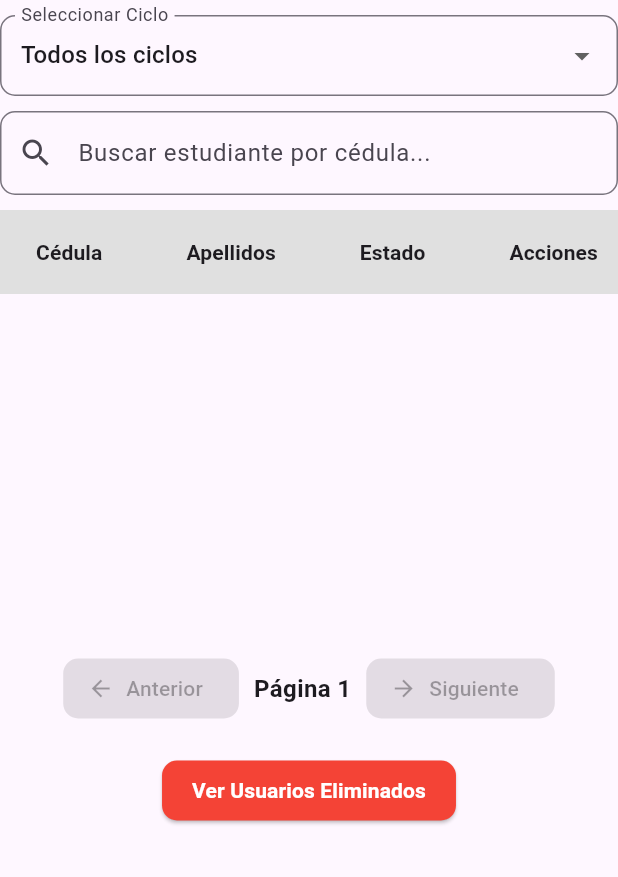
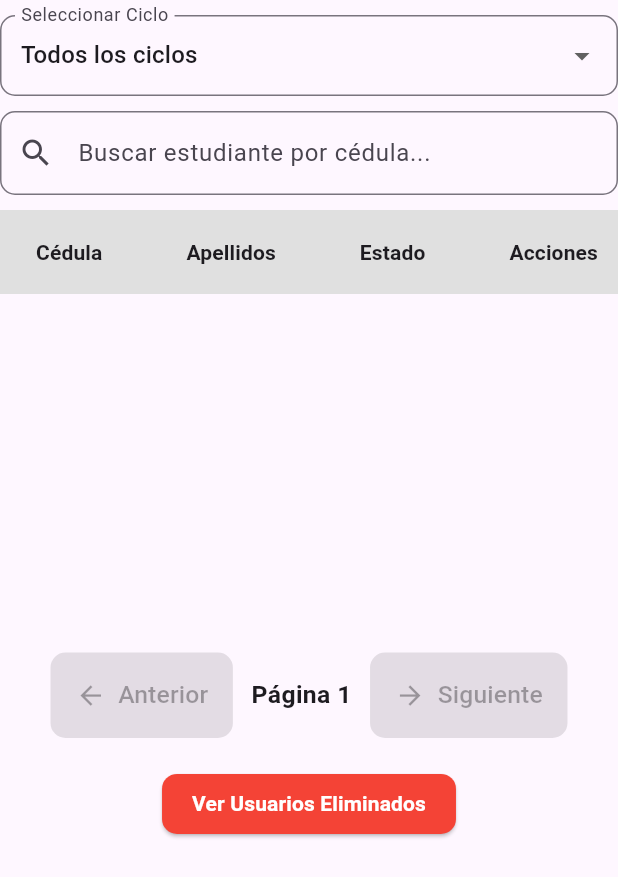
Before and after one commit to grmvera/unibe_flutter, a Flutter app: the UserTable widget shown alone on an empty page, opened directly with empty values, on a phone screen of 412 x 824 dp. Shown: the top 877 px of the screen. Run offline on Flutter 3.47's test engine with Material 3 defaults, Android fonts, the phone set to English and light mode, and no system bars; our stand-ins replace cloud_firestore, file_picker, firebase_auth, firebase_core, firebase_storage, image_picker and 1 more; missing offline and left inert: excel, qr_code_scanner; accounts and stored records are empty.

Commit message:
responsive en la lista y actualizar

```diff
--- a/lib/Widget/user_table.dart
+++ b/lib/Widget/user_table.dart
@@ -233,38 +233,72 @@ class _UserTableState extends State<UserTable> {
                     Row(
                       mainAxisAlignment: MainAxisAlignment.center,
                       children: [
+                        // Botón "Anterior"
                         ElevatedButton.icon(
                           onPressed: _currentPage > 0
                               ? () => setState(() => _currentPage--)
                               : null,
-                          icon: const Icon(Icons.arrow_back),
-                          label: const Text('Anterior'),
+                          icon: Icon(Icons.arrow_back,
+                              size: MediaQuery.of(context).size.width * 0.05),
+                          label: Text(
+                            'Anterior',
+                            style: TextStyle(
+                              fontSize: MediaQuery.of(context).size.width *
+                                  0.04, // Adaptación de texto
+                            ),
+                          ),
                           style: ElevatedButton.styleFrom(
                             backgroundColor: Colors.blue,
                             shape: RoundedRectangleBorder(
                               borderRadius: BorderRadius.circular(10),
                             ),
+                            padding: EdgeInsets.symmetric(
+                              vertical: MediaQuery.of(context).size.height *
+                                  0.02, // Altura responsive
+                              horizontal: MediaQuery.of(context).size.width *
+                                  0.04, // Anchura responsive
+                            ),
                           ),
                         ),
-                        const SizedBox(width: 10),
+                        SizedBox(
+                            width: MediaQuery.of(context).size.width *
+                                0.03), // Espaciado adaptable
+                        // Texto de la página actual
                         Text(
                           'Página ${_currentPage + 1}',
-                          style: const TextStyle(
+                          style: TextStyle(
                             fontWeight: FontWeight.bold,
-                            fontSize: 16,
+                            fontSize: MediaQuery.of(context).size.width *
+                                0.04, // Texto adaptable
                           ),
                         ),
-                        const SizedBox(width: 10),
+                        SizedBox(
+                            width: MediaQuery.of(context).size.width *
+                                0.03), // Espaciado adaptable
+                        // Botón "Siguiente"
                         ElevatedButton.icon(
                           onPressed: endIndex < filteredDocs.length
                               ? () => setState(() => _currentPage++)
                               : null,
-                          icon: const Icon(Icons.arrow_forward),
-                          label: const Text('Siguiente'),
+                          icon: Icon(Icons.arrow_forward,
+                              size: MediaQuery.of(context).size.width * 0.05),
+                          label: Text(
+                            'Siguiente',
+                            style: TextStyle(
+                              fontSize: MediaQuery.of(context).size.width *
+                                  0.04, // Adaptación de texto
+                            ),
+                          ),
                           style: ElevatedButton.styleFrom(
                             backgroundColor: Colors.blue,
                             shape: RoundedRectangleBorder(
                               borderRadius: BorderRadius.circular(10),
+                            ),
+                            padding: EdgeInsets.symmetric(
+                              vertical: MediaQuery.of(context).size.height *
+                                  0.02, // Altura responsive
+                              horizontal: MediaQuery.of(context).size.width *
+                                  0.04, // Anchura responsive
                             ),
                           ),
                         ),
```
Also changed, not shown: lib/admin/updae_user_screen.dart (+20 -13 lines).
